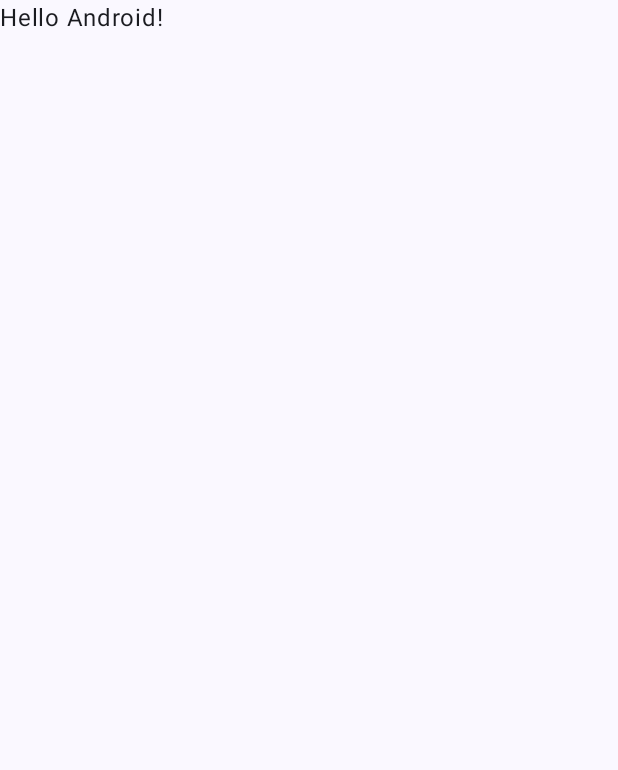
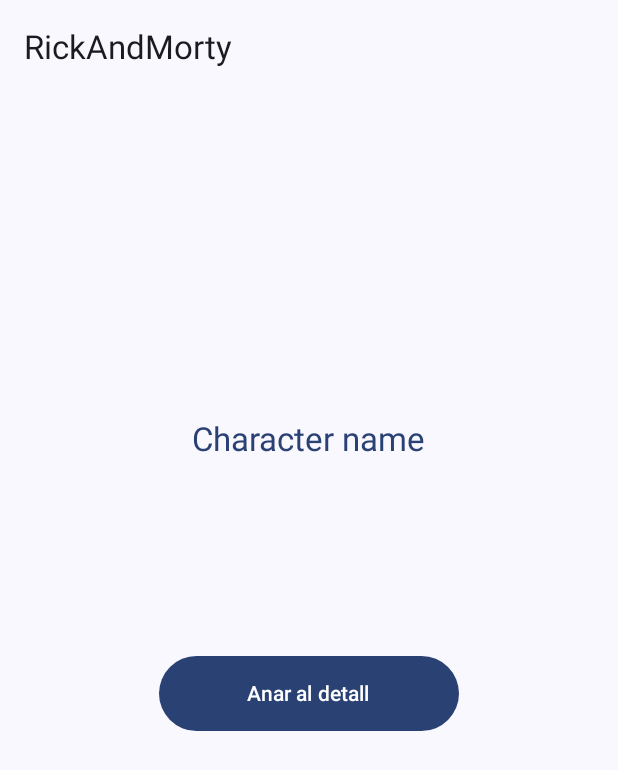
Before and after one commit to albertmartorell1975/RickAndMorty, an Android app built with Jetpack Compose: the screen it shows after launch (MainActivity), on a phone screen of 412 x 824 dp. Before the commit the part shown is almost empty. Shown: the top 770 px of the screen. Run offline under Robolectric (Android 15) with nearby library versions, the phone set to English and light mode, and no system bars.

Commit message:
Builds the basic navigation

```diff
--- a/app/src/main/java/com/martorell/albert/rickandmorty/MainActivity.kt
+++ b/app/src/main/java/com/martorell/albert/rickandmorty/MainActivity.kt
@@ -4,44 +4,18 @@ import android.os.Bundle
 import androidx.activity.ComponentActivity
 import androidx.activity.compose.setContent
 import androidx.activity.enableEdgeToEdge
-import androidx.compose.foundation.layout.fillMaxSize
-import androidx.compose.foundation.layout.padding
-import androidx.compose.material3.Scaffold
-import androidx.compose.material3.Text
-import androidx.compose.runtime.Composable
-import androidx.compose.ui.Modifier
-import androidx.compose.ui.tooling.preview.Preview
-import com.martorell.albert.rickandmorty.ui.theme.RickAndMortyTheme
+import androidx.navigation.compose.rememberNavController
+import com.martorell.albert.rickandmorty.ui.navigation.Navigation
 
 class MainActivity : ComponentActivity() {
+
     override fun onCreate(savedInstanceState: Bundle?) {
+
         super.onCreate(savedInstanceState)
         enableEdgeToEdge()
         setContent {
-            RickAndMortyTheme {
-                Scaffold(modifier = Modifier.fillMaxSize()) { innerPadding ->
-                    Greeting(
-                        name = "Android",
-                        modifier = Modifier.padding(innerPadding)
-                    )
-                }
-            }
+            Navigation(navController = rememberNavController())
         }
     }
+
 }
-
-@Composable
-fun Greeting(name: String, modifier: Modifier = Modifier) {
-    Text(
-        text = "Hello $name!",
-        modifier = modifier
-    )
-}
-
-@Preview(showBackground = true)
-@Composable
-fun GreetingPreview() {
-    RickAndMortyTheme {
-        Greeting("Android")
-    }
-}
--- /dev/null
+++ b/app/src/main/java/com/martorell/albert/rickandmorty/ui/RickAndMortyComposeLayout.kt
@@ -0,0 +1,17 @@
+package com.martorell.albert.rickandmorty.ui
+
+import androidx.compose.runtime.Composable
+import com.martorell.albert.rickandmorty.ui.theme.RickAndMortyTheme
+
+/**
+ * Its goal is to apply the project theme and inflate a composable class
+ * @param content it is a composable class, usually a Scaffold one
+ */
+@Composable
+fun RickAndMortyComposeLayout(content: @Composable () -> Unit) {
+
+    RickAndMortyTheme {
+        content()
+    }
+
+}
--- /dev/null
+++ b/app/src/main/java/com/martorell/albert/rickandmorty/ui/navigation/Navigation.kt
@@ -0,0 +1,28 @@
+package com.martorell.albert.rickandmorty.ui.navigation
+
+import androidx.compose.runtime.Composable
+import androidx.navigation.NavHostController
+import androidx.navigation.compose.NavHost
+import androidx.navigation.compose.composable
+import com.martorell.albert.rickandmorty.ui.screens.CharactersDetailScreen
+import com.martorell.albert.rickandmorty.ui.screens.CharactersListScreen
+
+@Composable
+fun Navigation(navController: NavHostController) {
+
+    NavHost(
+        navController = navController,
+        startDestination = Screens.CharactersList
+    ) {
+
+        composable<Screens.CharactersList> {
+            CharactersListScreen(goToDetail = { navController.navigate(Screens.CharacterDetail) })
+        }
+
+        composable<Screens.CharacterDetail> {
+            CharactersDetailScreen()
+        }
+
+    }
+
+}
--- /dev/null
+++ b/app/src/main/java/com/martorell/albert/rickandmorty/ui/navigation/NavigationUtils.kt
@@ -0,0 +1,33 @@
+package com.martorell.albert.rickandmorty.ui.navigation
+
+import androidx.navigation.NavGraph.Companion.findStartDestination
+import androidx.navigation.NavHostController
+import kotlinx.serialization.Serializable
+
+sealed class Screens {
+
+    @Serializable
+    data object CharactersList : Screens()
+
+    @Serializable
+    data object CharacterDetail : Screens()
+
+}
+
+fun NavHostController.navigatePoppingUpToStartDestination(route: Any) {
+
+    navigate(route) {
+        // Pop up to the start destination of the graph to
+        // avoid building up a large stack of destinations
+        // on the back stack as users select items
+        popUpTo(graph.findStartDestination().id) {
+            saveState = true
+        }
+        // Avoid multiple copies of the same destination when
+        // reselecting the same item
+        launchSingleTop = true
+        // Restore state when re-selecting a previously selected item
+        restoreState = true
+    }
+
+}
--- /dev/null
+++ b/app/src/main/java/com/martorell/albert/rickandmorty/ui/navigation/shared/TopAppBarCustom.kt
@@ -0,0 +1,22 @@
+package com.martorell.albert.rickandmorty.ui.navigation.shared
+
+import androidx.compose.material3.ExperimentalMaterial3Api
+import androidx.compose.material3.Text
+import androidx.compose.material3.TopAppBar
+import androidx.compose.material3.TopAppBarScrollBehavior
+import androidx.compose.runtime.Composable
+import androidx.compose.ui.res.stringResource
+import com.martorell.albert.rickandmorty.R
+
+@OptIn(ExperimentalMaterial3Api::class)
+@Composable
+fun TopAppBarCustom(
+    scrollBehavior: TopAppBarScrollBehavior? = null
+) {
+
+    TopAppBar(
+        title = { Text(text = stringResource(id = R.string.app_name)) },
+        scrollBehavior = scrollBehavior
+    )
+
+}
--- /dev/null
+++ b/app/src/main/java/com/martorell/albert/rickandmorty/ui/screens/CharactersListScreen.kt
@@ -0,0 +1,118 @@
+package com.martorell.albert.rickandmorty.ui.screens
+
+import androidx.compose.foundation.layout.Arrangement
+import androidx.compose.foundation.layout.Box
+import androidx.compose.foundation.layout.Column
+import androidx.compose.foundation.layout.Spacer
+import androidx.compose.foundation.layout.fillMaxSize
+import androidx.compose.foundation.layout.fillMaxWidth
+import androidx.compose.foundation.layout.height
+import androidx.compose.foundation.layout.imePadding
+import androidx.compose.foundation.layout.padding
+import androidx.compose.foundation.layout.widthIn
+import androidx.compose.foundation.rememberScrollState
+import androidx.compose.foundation.verticalScroll
+import androidx.compose.material3.Button
+import androidx.compose.material3.ExperimentalMaterial3Api
+import androidx.compose.material3.MaterialTheme
+import androidx.compose.material3.Scaffold
+import androidx.compose.material3.Text
+import androidx.compose.material3.TopAppBarDefaults
+import androidx.compose.material3.rememberTopAppBarState
+import androidx.compose.runtime.Composable
+import androidx.compose.ui.Alignment
+import androidx.compose.ui.Modifier
+import androidx.compose.ui.res.dimensionResource
+import androidx.compose.ui.res.stringResource
+import androidx.compose.ui.unit.dp
+import com.martorell.albert.rickandmorty.R
+import com.martorell.albert.rickandmorty.ui.RickAndMortyComposeLayout
+import com.martorell.albert.rickandmorty.ui.navigation.shared.TopAppBarCustom
+
+/**
+ * To keep the CharactersListContent as stateless composable (so a composable that does not hold any state),
+ * we apply the programming pattern well known as state hoisting, where we move the state to the caller of a composable.
+ * The simple way to do it is by replacing the state with a parameter and use functions to represent events.
+ * The parameter "state" is the current value to be displayed, and the event is a lambda function that gets triggered
+ * whenever the state needs to be updated. Lambdas are a common approach to describe events on a composable
+ */
+@OptIn(ExperimentalMaterial3Api::class)
+@Composable
+fun CharactersListScreen(
+    goToDetail: () -> Unit
+) {
+
+    val scrollState = rememberTopAppBarState()
+    val scrollBehavior = TopAppBarDefaults.enterAlwaysScrollBehavior(scrollState)
+
+    RickAndMortyComposeLayout {
+
+        Scaffold(
+            topBar = {
+                TopAppBarCustom(scrollBehavior = scrollBehavior)
+            }
+        ) { innerPadding ->
+
+            // Scaffold's content
+            CharactersListContent(
+                modifier = Modifier.padding(innerPadding),
+                goToDetail = { goToDetail() }
+            )
+
+        }
+    }
+
+}
+
+@Composable
+fun CharactersListContent(
+    modifier: Modifier = Modifier,
+    goToDetail: () -> Unit
+) {
+
+    RickAndMortyComposeLayout {
+
+        Scaffold() { innerPadding ->
+
+            Box(
+                modifier = Modifier.fillMaxWidth(),
+                contentAlignment = Alignment.Center,
+            ) {
+                Column(
+                    modifier = modifier
+                        .fillMaxSize()
+                        .padding(innerPadding)
+                        .imePadding()
+                        .verticalScroll(rememberScrollState()),
+                    verticalArrangement = Arrangement.spacedBy(
+                        dimensionResource(R.dimen.padding_small),
+                        Alignment.CenterVertically
+                    ),
+                    horizontalAlignment = Alignment.CenterHorizontally
+                ) {
+
+                    Text(
+                        text = stringResource(R.string.character_name),
+                        style = MaterialTheme.typography.titleLarge,
+                        color = MaterialTheme.colorScheme.primary
+                    )
+                    Spacer(modifier.height(dimensionResource(R.dimen.standard_height)))
+
+                    Button(
+                        modifier = Modifier
+                            .widthIn(min = 200.dp)
+                            .height(dimensionResource(R.dimen.standard_height)),
+                        onClick = { goToDetail() }
+                    ) {
+                        Text(text = "Anar al detall")
+                    }
+
+                    Spacer(modifier.height(dimensionResource(R.dimen.standard_height)))
+
+                }
+
+            }
+
+        }
+    }
+}
--- /dev/null
+++ b/app/src/main/res/values/dimens.xml
@@ -0,0 +1,5 @@
+<?xml version="1.0" encoding="utf-8"?>
+<resources>
+    <dimen name="padding_small">8dp</dimen>
+    <dimen name="standard_height">50dp</dimen>
+</resources>
--- a/app/src/main/res/values/strings.xml
+++ b/app/src/main/res/values/strings.xml
@@ -1,3 +1,4 @@
 <resources>
     <string name="app_name">RickAndMorty</string>
+    <string name="character_name">Character name</string>
 </resources>
```
Also changed, not shown: app/src/main/java/com/martorell/albert/rickandmorty/ui/screens/CharacterDetailScreen.kt (added, +99 -0 lines).
